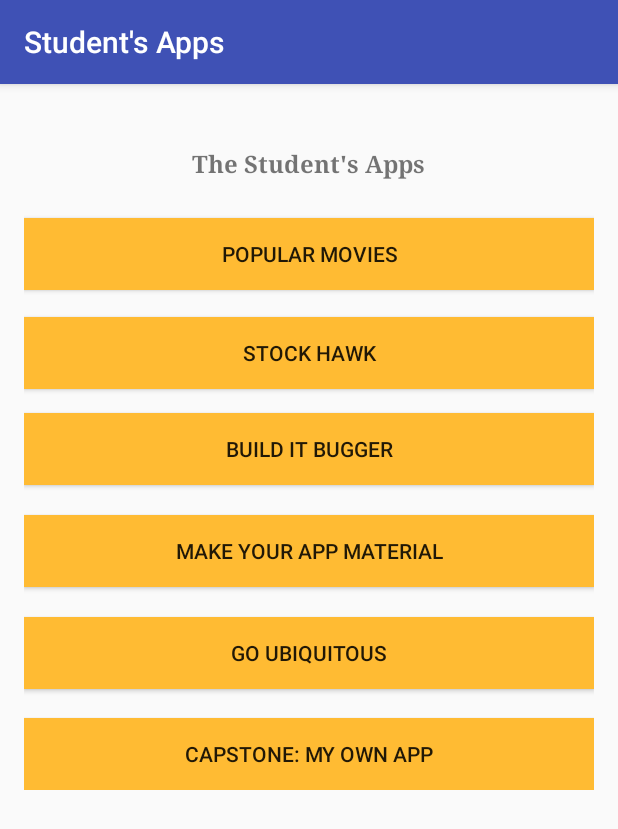
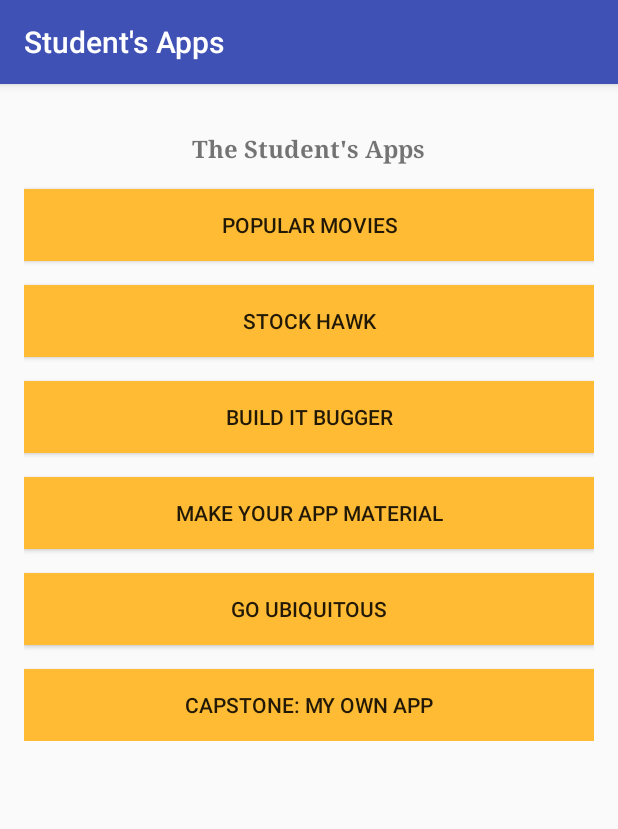
Before and after one commit to jwang1/android_proj0, an Android app: the screen it shows after launch (MainActivity), on a phone screen of 412 x 824 dp. Shown: the top 829 px of the screen. Run offline under Robolectric (Android 15) with nearby library versions, the phone set to English and light mode, and no system bars.

Commit message:
Changes based on code review feedback.
https://review.udacity.com/#!/reviews/280129

Using dimens.xml to set common values, similar to strings.xml.

```diff
--- a/app/src/main/res/layout/activity_main.xml
+++ b/app/src/main/res/layout/activity_main.xml
@@ -24,7 +24,7 @@
             android:layout_height="wrap_content"
             android:layout_alignParentTop="true"
             android:layout_centerHorizontal="true"
-            android:layout_marginTop="26dp"
+            android:layout_marginTop="@dimen/layout_top_margin"
             android:text="@string/app_title"
             android:textSize="16sp"
             android:textStyle="normal|bold"
@@ -36,7 +36,7 @@
             android:layout_height="wrap_content"
             android:layout_below="@+id/popular_movies_button"
             android:layout_centerHorizontal="true"
-            android:layout_marginTop="18dp"
+            android:layout_marginTop="@dimen/layout_top_margin"
             android:background="@android:color/holo_orange_light"
             android:onClick="showToast"
             android:text="@string/stock_hawk"/>
@@ -47,7 +47,7 @@
             android:layout_height="wrap_content"
             android:layout_below="@+id/stock_hawk_button"
             android:layout_centerHorizontal="true"
-            android:layout_marginTop="16dp"
+            android:layout_marginTop="@dimen/layout_top_margin"
             android:onClick="showToast"
             android:background="@android:color/holo_orange_light"
             android:text="@string/build_it_bigger"/>
@@ -59,7 +59,7 @@
             android:layout_alignParentLeft="true"
             android:layout_alignParentStart="true"
             android:layout_below="@+id/build_it_bigger"
-            android:layout_marginTop="20dp"
+            android:layout_marginTop="@dimen/layout_top_margin"
             android:background="@android:color/holo_orange_light"
             android:onClick="showToast"
             android:text="@string/make_your_app_material"/>
@@ -70,7 +70,7 @@
             android:layout_height="wrap_content"
             android:layout_below="@+id/make_your_app_material_button"
             android:layout_centerHorizontal="true"
-            android:layout_marginTop="20dp"
+            android:layout_marginTop="@dimen/layout_top_margin"
             android:background="@android:color/holo_orange_light"
             android:onClick="showToast"
             android:text="@string/go_ubiquitous"
@@ -83,7 +83,7 @@
             android:layout_alignParentLeft="true"
             android:layout_alignParentStart="true"
             android:layout_below="@+id/app_title_textview"
-            android:layout_marginTop="25dp"
+            android:layout_marginTop="@dimen/layout_top_margin"
             android:background="@android:color/holo_orange_light"
             android:onClick="showToast"
             android:text="@string/popular_movies"/>
@@ -95,7 +95,7 @@
             android:layout_alignParentLeft="true"
             android:layout_alignParentStart="true"
             android:layout_below="@+id/go_ubiquitous_button"
-            android:layout_marginTop="19dp"
+            android:layout_marginTop="@dimen/layout_top_margin"
             android:background="@android:color/holo_orange_light"
             android:onClick="showToast"
             android:text="@string/capstone"/>
--- a/app/src/main/res/values/dimens.xml
+++ b/app/src/main/res/values/dimens.xml
@@ -2,4 +2,5 @@
     <!-- Default screen margins, per the Android Design guidelines. -->
     <dimen name="activity_horizontal_margin">16dp</dimen>
     <dimen name="activity_vertical_margin">16dp</dimen>
+    <dimen name="layout_top_margin">16dp</dimen>
 </resources>
```
